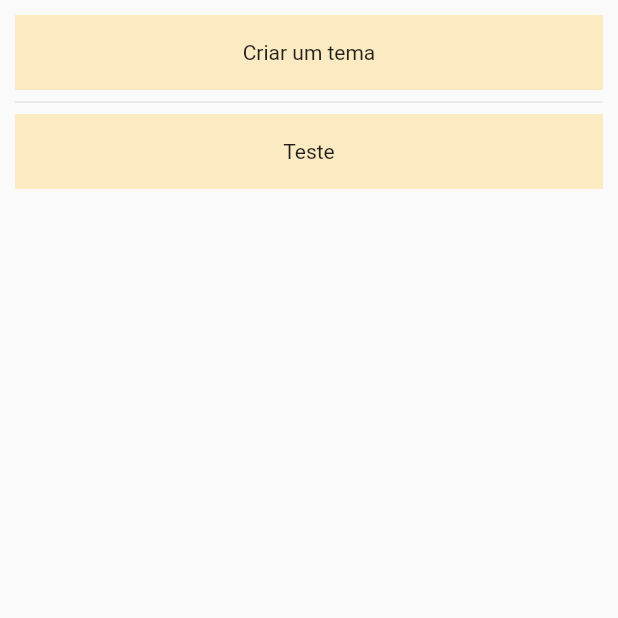
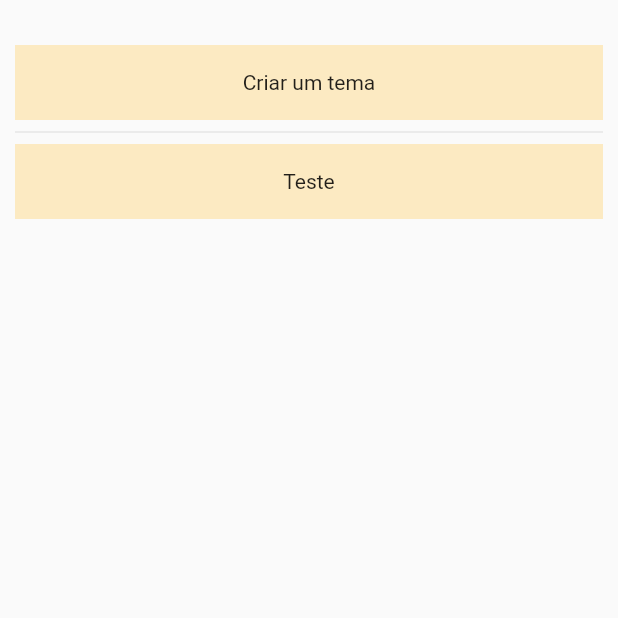
Before and after one commit to lucasssvaz/SW-Eng-Project, a Flutter app: the QuestPage screen opened directly, on a phone screen of 412 x 824 dp, the top half of it. Run offline on Flutter 3.47's test engine with Material 2 defaults, Android fonts, the phone set to English and light mode, and no system bars.

Commit message:
commit top border

```diff
--- a/job_adventure/lib/Screens/MainMenu.dart
+++ b/job_adventure/lib/Screens/MainMenu.dart
@@ -7,6 +7,11 @@ class MainMenu extends StatelessWidget{
     return Scaffold(
       body: Column(                                //Main column
         children:[
+          Row(
+            children: <Widget>[Container(
+              height: 20,
+            )],
+          ),
           Padding(                                 //Padding for the top bar
             padding: EdgeInsets.all(10),
             child: Container(                      //Container to crate the borders of the top bar
--- a/job_adventure/lib/Screens/QuestPage.dart
+++ b/job_adventure/lib/Screens/QuestPage.dart
@@ -45,6 +45,13 @@ class _QuestPage extends State<QuestPage>{
     return Scaffold(
       body: Column(
         children: <Widget>[
+          Row(
+            children: <Widget>[
+              Container(
+                height: 20,
+              )
+            ],
+          ),
           Expanded(
             child: ListView.separated(
               padding: EdgeInsets.all(10),
```
